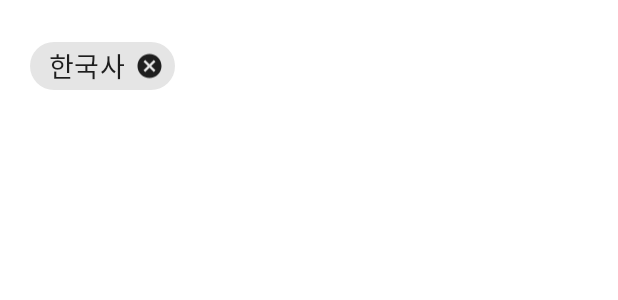
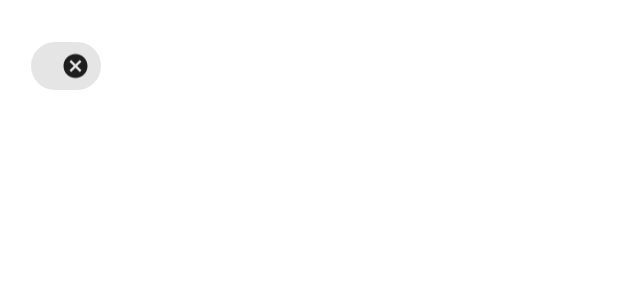
Before and after one commit to daisy6365/GraduatedProject, an Android app: the layout item_liketopic.xml on its own in the app's theme, with its tools: preview values and no code run, on a phone screen of 412 x 824 dp. Shown: the top 300 px of the screen. Run offline under Robolectric (Android 15) with nearby library versions, the phone set to English and light mode, and no system bars.

Commit message:
feat: 관심 태그 조회 및 삭제 기능 구현

```diff
--- a/app/build.gradle
+++ b/app/build.gradle
@@ -62,11 +62,8 @@ dependencies {
     implementation "com.android.support:support-compat:30.0.0"
 
     //카카오톡 로그인
-<<<<<<< HEAD
     implementation "com.kakao.sdk:v2-user:2.5.2"
-=======
     implementation "com.kakao.sdk:v2-user:2.5.2" // 카카오 로그인
->>>>>>> origin/master
 
     implementation 'org.jetbrains.anko:anko-sdk21:0.10.8'
     implementation 'org.jetbrains.anko:anko-sdk21-listeners:0.10.8'
--- a/app/src/main/java/com/example/graduatedproject/Activity/MainActivity.kt
+++ b/app/src/main/java/com/example/graduatedproject/Activity/MainActivity.kt
@@ -35,12 +35,6 @@ class MainActivity : AppCompatActivity() {
         val pref: SharedPreferences = getSharedPreferences("login_sp", Context.MODE_PRIVATE)
         var token = pref.getString("access_token", "").toString()
 
-        /**
-         * 1. 로그아웃을 할 때 sharedPreference 에 액세스 토큰을 지운다. 리프레시 토큰도
-         * 2. 만약 로그인을 하고 그냥 껏다가 키면 액세스토큰이 존재하지만 카카오토큰이 존재하지 않는다.
-         * 3. 여기서 카카오 토큰을 생성하면 되지 않을까??
-         */
-
         configureBottomNavigation(token)
 
         val keyHash = Utility.getKeyHash(this)
--- a/app/src/main/java/com/example/graduatedproject/Model/Profile.kt
+++ b/app/src/main/java/com/example/graduatedproject/Model/Profile.kt
@@ -33,10 +33,10 @@ class Profile(
     var image : Image
 )
 
- class Image {
-    @SerializedName("image.profileImage")
+class Image {
+    @SerializedName("profileImage")
     var profileImage: String = ""
 
-    @SerializedName("image.thumbnailImage")
+    @SerializedName("thumbnailImage")
     var thumbnailImage: String = ""
 }
--- a/app/src/main/res/layout/item_liketopic.xml
+++ b/app/src/main/res/layout/item_liketopic.xml
@@ -1,25 +1,14 @@
 <?xml version="1.0" encoding="utf-8"?>
-<LinearLayout
-    xmlns:android="http://schemas.android.com/apk/res/android"
+<com.google.android.material.chip.Chip xmlns:android="http://schemas.android.com/apk/res/android"
     xmlns:app="http://schemas.android.com/apk/res-auto"
-    xmlns:tools="http://schemas.android.com/tools"
-    android:layout_width="match_parent"
-    android:layout_height="match_parent">
-
-    <com.google.android.material.chip.Chip
     android:id="@+id/liketopic_chip"
+    style="@style/Widget.MaterialComponents.Chip.Entry"
     android:layout_width="wrap_content"
     android:layout_height="wrap_content"
     android:layout_margin="20dp"
     android:layout_marginTop="20dp"
-        android:text="한국사"
-        app:chipIconVisible="false"
     android:checkable="false"
-        style="@style/Widget.MaterialComponents.Chip.Entry"
+    android:text=""
     android:textAlignment="center"
     android:theme="@style/ChipTextStyle"
-        />
-
-
-
-</LinearLayout>
+    app:chipIconVisible="false" />
```
Also changed, not shown: app/src/main/java/com/example/graduatedproject/Activity/LiketopicActivity.kt (+31 -47 lines), app/src/main/java/com/example/graduatedproject/Fragment/MyPage.kt (+6 -2 lines), app/src/main/java/com/example/graduatedproject/Util/InfoService.kt (+4 -4 lines), app/src/main/res/layout/activity_liketopic.xml (+5 -16 lines). Lines whose indentation alone changed are shown as unchanged.
